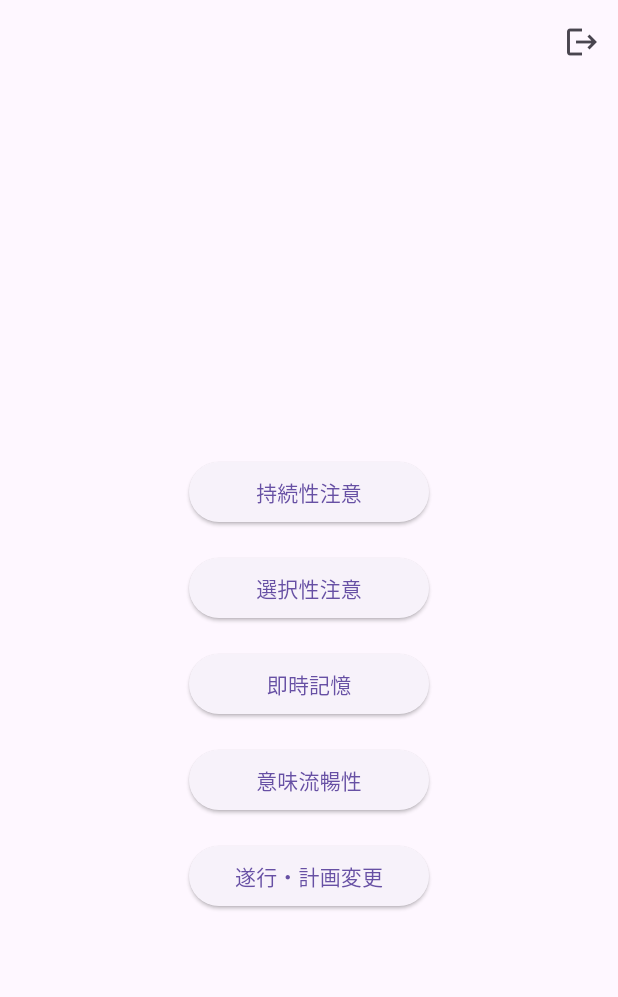
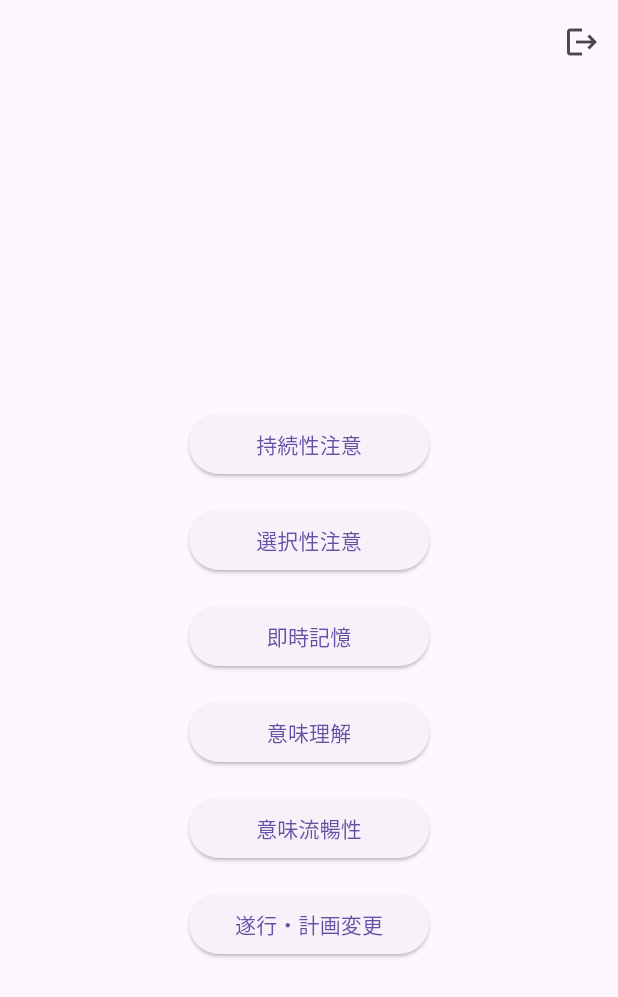
Before and after one commit to kenta-wakasa/cft, a Flutter app: the HomePage screen opened by its route, on a phone screen of 412 x 824 dp. Shown: the top 997 px of the screen. Run offline on Flutter 3.47's test engine with Material 3 defaults, Android fonts, the phone set to English and light mode, and no system bars; our stand-ins replace cloud_firestore, firebase_auth, firebase_core, flutter_riverpod, freezed_annotation, gap and 4 more; missing offline and left inert: arrow_path, dart:html; accounts and stored records are empty; generated files the repository leaves out were written again.

Commit message:
意味理解

```diff
--- a/lib/home/home_page.dart
+++ b/lib/home/home_page.dart
@@ -5,6 +5,7 @@ import 'package:cft/performance/performance_page.dart';
 import 'package:cft/persistence_attention/persistence_attention_page.dart';
 import 'package:cft/select_attention/select_attention_page.dart';
 import 'package:cft/semantic_fluency/semantic_fluency_page.dart';
+import 'package:cft/semantic_understanding.dart/semantic_understanding_page.dart';
 import 'package:cft/test_log/test_log_page.dart';
 import 'package:flutter/material.dart';
 import 'package:flutter_riverpod/flutter_riverpod.dart';
@@ -98,6 +99,19 @@ class HomePage extends ConsumerWidget {
 
                 const Gap(16),
 
+                /// 意味理解
+                SizedBox(
+                  width: 160,
+                  child: ElevatedButton(
+                    onPressed: () {
+                      context.go(SemanticUnderstandingPage.path);
+                    },
+                    child: const Text('意味理解'),
+                  ),
+                ),
+
+                const Gap(16),
+
                 /// 意味流調性
                 SizedBox(
                   width: 160,
--- a/lib/performance/performance_page.dart
+++ b/lib/performance/performance_page.dart
@@ -25,6 +25,7 @@ class _PerformancePageState extends ConsumerState<PerformancePage> {
 
   var currentQuestionIndex = 0;
 
+  /// 問題はここに追加していく
   final performanceProblem = PerformanceProblem(
     graph: Graph(
       nodes: [
```
Also changed, not shown: lib/routes/go_router.dart (+7 -0 lines), lib/semantic_understanding.dart/semantic_understanding_page.dart (added, +23 -0 lines).
